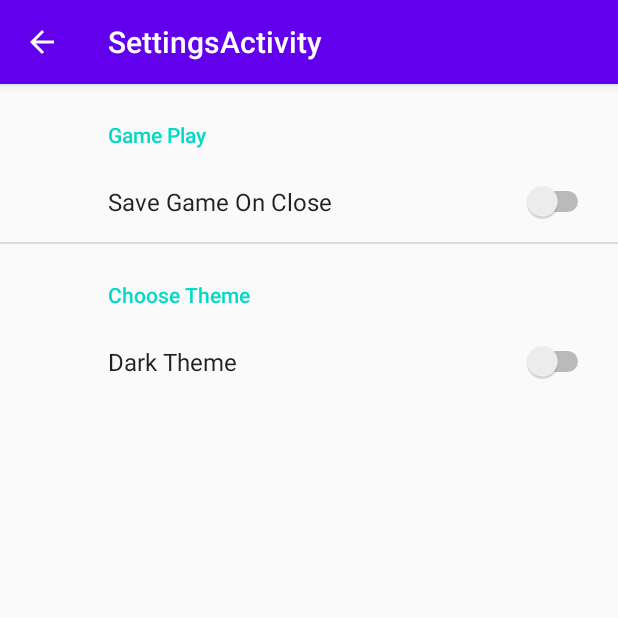
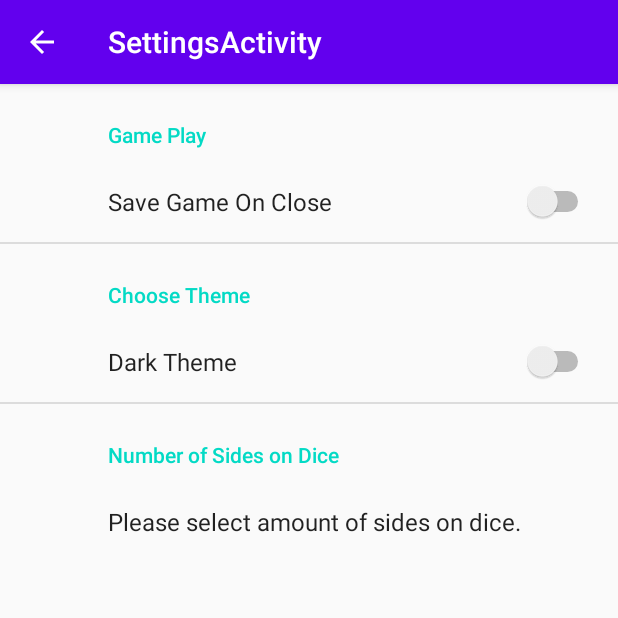
Before and after one commit to talon-ernst/SnakeEyes, an Android app: the screen it shows after launch (SettingsActivity), in the options menu, after a tap on "Settings", on a phone screen of 412 x 824 dp, the top half of it. Run offline under Robolectric (Android 15) with nearby library versions, the phone set to English and light mode, and no system bars; our stand-ins replace androidx.preference.

Commit message:
added setting to pick amount of sides on dice

```diff
--- a/app/src/main/java/ca/on/conesotgac/te/snakeeyes/MainActivity.java
+++ b/app/src/main/java/ca/on/conesotgac/te/snakeeyes/MainActivity.java
@@ -22,6 +22,9 @@ public class MainActivity extends AppCompatActivity {
     private SharedPreferences sharedPreferences;
     private int DiceNumber;
 
+    private String DesiredDiceSidesString;
+    private int DesiredDiceSidesInt;
+
     @Override
     protected void onCreate(Bundle savedInstanceState) {
         sharedPreferences = PreferenceManager.getDefaultSharedPreferences(this);
@@ -33,11 +36,14 @@ public class MainActivity extends AppCompatActivity {
         DiceSide = findViewById(R.id.imageViewDice);
         DiceRolled = findViewById(R.id.textViewDiceRolled);
         DiceSide.setImageResource(R.drawable.ic_dice_target);
+        DesiredDiceSidesString = sharedPreferences.getString("diceSides", "6");
+        DesiredDiceSidesInt = Integer.parseInt(DesiredDiceSidesString);
+
 
         buttonRoll.setOnClickListener(new View.OnClickListener() {
             @Override
             public void onClick(View v) {
-              DiceNumber = GetDiceNumber(1, 6);
+              DiceNumber = GetDiceNumber(1, DesiredDiceSidesInt);
               switch (DiceNumber)
               {
                   case 1:
--- a/app/src/main/res/values/arrays.xml
+++ b/app/src/main/res/values/arrays.xml
@@ -9,4 +9,21 @@
         <item>reply</item>
         <item>reply_all</item>
     </string-array>
+
+    <string-array name="DiceSidesEntries">
+        <item>1</item>
+        <item>2</item>
+        <item>3</item>
+        <item>4</item>
+        <item>5</item>
+        <item>6</item>
+    </string-array>
+    <string-array name="DiceSidesValues">
+        <item>1</item>
+        <item>2</item>
+        <item>3</item>
+        <item>4</item>
+        <item>5</item>
+        <item>6</item>
+    </string-array>
 </resources>
--- a/app/src/main/res/values/strings.xml
+++ b/app/src/main/res/values/strings.xml
@@ -10,6 +10,8 @@
     <string name="GamePlay">Game Play</string>
     <string name="ChooseTheme">Choose Theme</string>
     <string name="DarkTheme">Dark Theme</string>
+    <string name="NumberOfSidesOnDice">Number of Sides on Dice</string>
+    <string name="PleaseSelect"> Please select amount of sides on dice.</string>
 
 
 
--- a/app/src/main/res/xml/root_preferences.xml
+++ b/app/src/main/res/xml/root_preferences.xml
@@ -14,4 +14,12 @@
             android:key="themeChoice"
             android:title="@string/DarkTheme" />
     </PreferenceCategory>
+    <PreferenceCategory android:title="@string/NumberOfSidesOnDice">
+        <ListPreference
+            android:defaultValue="true"
+            android:entries="@array/DiceSidesEntries"
+            android:entryValues="@array/DiceSidesValues"
+            android:key="diceSides"
+            android:title="@string/PleaseSelect" />
+    </PreferenceCategory>
 </PreferenceScreen>
```
